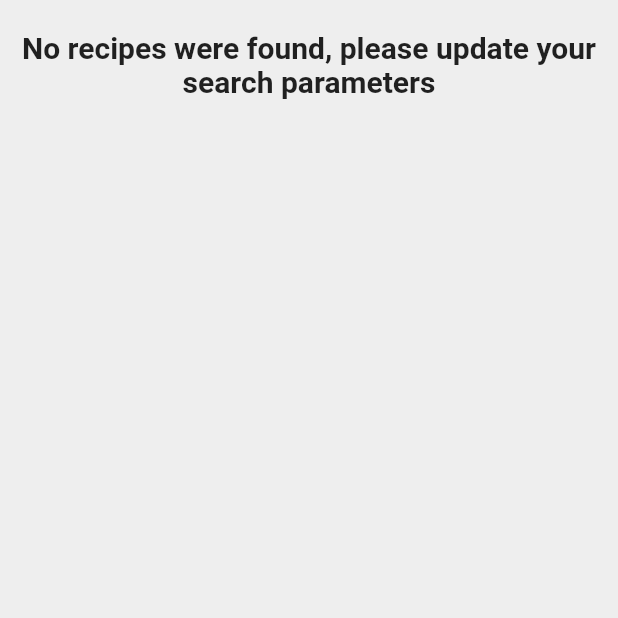
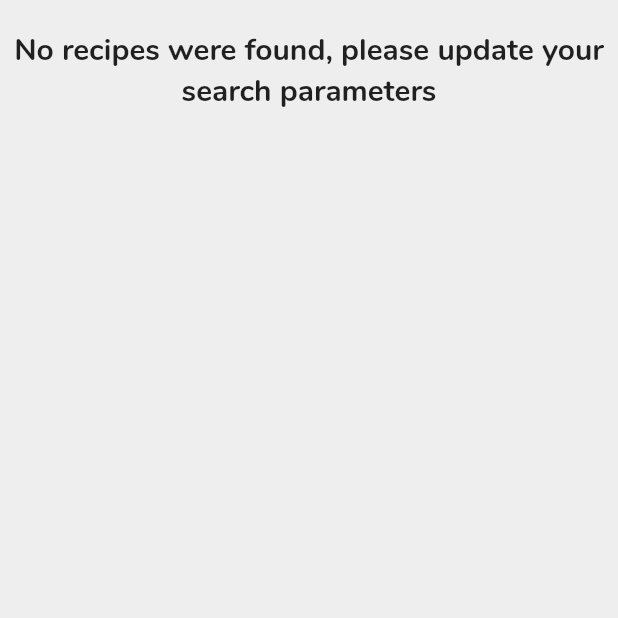
Before and after one commit to MichielProost/Perfect-Plate, a Flutter app: the FeedScreen screen opened directly, on a phone screen of 412 x 824 dp, the top half of it. Run offline on Flutter 3.47's test engine with Material 2 defaults, Android fonts, the phone set to English and light mode, and no system bars; our stand-ins replace cloud_firestore, firebase_auth, firebase_storage, google_sign_in, image_picker; missing offline and left inert: flutter_auth_buttons; accounts and stored records are empty; statements that could not run were skipped.

Commit message:
Implement app-wide font

```diff
--- a/yummy_tummy/lib/main.dart
+++ b/yummy_tummy/lib/main.dart
@@ -1,5 +1,6 @@
 import 'package:flutter/material.dart';
 import 'package:flutter/services.dart';
+import 'package:yummytummy/user_interface/constants.dart';
 import 'package:yummytummy/user_interface/home_screen.dart';
 import 'model/test.dart';
 
@@ -27,6 +28,7 @@ class YummyTummy extends StatelessWidget {
 
     return MaterialApp(
       title: "Perfect Plate",
+      theme: Constants.globalTheme,
       home: HomeScreen(),
       // home: ScreenHandler(),
     );
--- a/yummy_tummy/lib/user_interface/constants.dart
+++ b/yummy_tummy/lib/user_interface/constants.dart
@@ -15,6 +15,12 @@ class Constants {
   static final Color green = Colors.green;
   static final Color background = Colors.grey.shade200;
 
+  static final String fontFamily = 'Nunito';
+
+  static final ThemeData globalTheme = ThemeData (
+    fontFamily: fontFamily,
+  );
+
   static final TextStyle buttonStyle = TextStyle(
     fontSize: 17.0,
     fontWeight: FontWeight.bold,
--- a/yummy_tummy/lib/user_interface/feed_screen.dart
+++ b/yummy_tummy/lib/user_interface/feed_screen.dart
@@ -82,7 +82,11 @@ class _FeedScreenState extends State<FeedScreen> {
 
   @override
   Widget build(BuildContext context) {
-    return Scaffold(
+    return Theme(
+      data: ThemeData(
+        fontFamily: Constants.fontFamily,
+      ),
+      child: Scaffold(
         backgroundColor: Constants.background,
         body: FutureBuilder<RecipeQuery> (
           future: _getQuery(),
@@ -127,6 +131,7 @@ class _FeedScreenState extends State<FeedScreen> {
             }
           },
         ),
+      ),
     );
   }
 }
```
Also changed, not shown: yummy_tummy/lib/user_interface/components/recipe_card.dart (+9 -1 lines), yummy_tummy/lib/user_interface/components/review_card.dart (+6 -1 lines), yummy_tummy/lib/user_interface/favourites_screen.dart (+6 -1 lines), yummy_tummy/lib/user_interface/popup/recipe_page.dart (+6 -1 lines), yummy_tummy/lib/user_interface/profile_screen.dart (+6 -1 lines), yummy_tummy/lib/user_interface/screen_handler.dart (+6 -1 lines), yummy_tummy/lib/user_interface/search_screen.dart (+6 -1 lines), yummy_tummy/pubspec.yaml (+8 -0 lines), yummy_tummy/fonts/Nunito-Bold.ttf (added), yummy_tummy/fonts/Nunito-Regular.ttf (added). Lines whose indentation alone changed are shown as unchanged.
